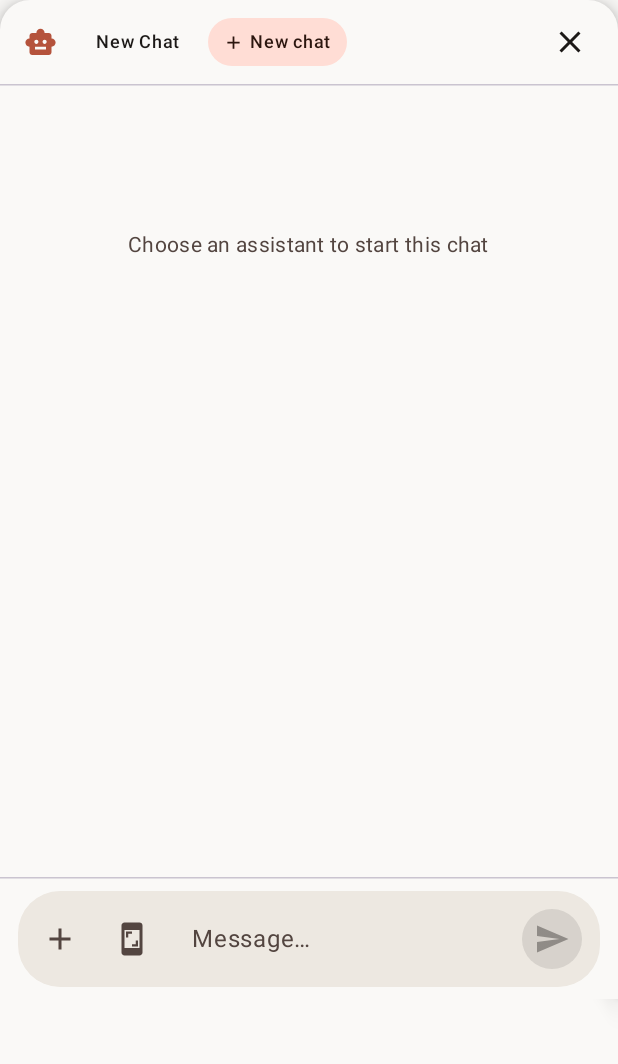
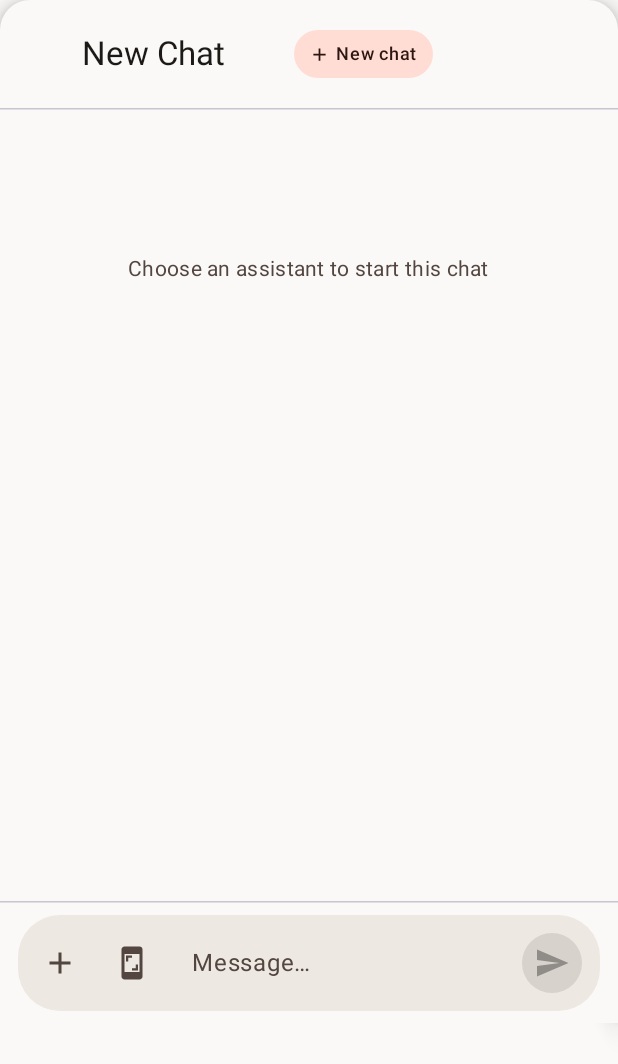
Before and after one commit to e-mad-ghub/uai, an Android app built with Jetpack Compose: the composable ChatPanel called with empty values, on a phone screen of 412 x 824 dp. Shown: the top 1064 px of the screen. Run offline under Robolectric (Android 15) with nearby library versions, the light colour scheme and no system bars.

Commit message:
impv: Improve chat experience - Implemented the double tap minimize

```diff
--- a/app/src/main/java/com/example/uai/MainActivity.kt
+++ b/app/src/main/java/com/example/uai/MainActivity.kt
@@ -270,6 +270,7 @@ class MainActivity : ComponentActivity() {
     private fun handleBubbleIntent(intent: Intent) {
         when (intent.action) {
             "com.example.uai.OPEN_CONVERSATION" -> {
+                FloatingBubbleService.suppressForForegroundApp(this)
                 intent.getStringExtra("conversationId")?.let { pendingOpenConversationId = it }
             }
         }
--- a/app/src/main/java/com/example/uai/ui/chat/ChatMessageList.kt
+++ b/app/src/main/java/com/example/uai/ui/chat/ChatMessageList.kt
@@ -165,6 +165,7 @@ fun ChatMessageList(
     modifier: Modifier = Modifier,
     messageThumbnails: Map<String, List<ImageBitmap>> = emptyMap(),
     onBackgroundDoubleTap: (() -> Unit)? = null,
+    onBackgroundLongPress: (() -> Unit)? = null,
     onMessageDoubleTap: (() -> Unit)? = null,
     contentPadding: PaddingValues = PaddingValues(12.dp),
     verticalSpacing: Dp = 6.dp,
@@ -189,10 +190,11 @@ fun ChatMessageList(
                 .fillMaxSize()
                 .nestedScroll(behavior.nestedScrollConnection)
                 .then(
-                    if (onBackgroundDoubleTap != null) {
+                    if (onBackgroundDoubleTap != null || onBackgroundLongPress != null) {
                         Modifier.combinedClickable(
                             onClick = {},
-                            onDoubleClick = onBackgroundDoubleTap
+                            onDoubleClick = onBackgroundDoubleTap,
+                            onLongClick = onBackgroundLongPress
                         )
                     } else {
                         Modifier
--- a/app/src/main/java/com/example/uai/ui/chat/ChatPanel.kt
+++ b/app/src/main/java/com/example/uai/ui/chat/ChatPanel.kt
@@ -10,10 +10,8 @@ import androidx.compose.foundation.text.KeyboardOptions
 import androidx.compose.material.icons.Icons
 import androidx.compose.material.icons.filled.Add
 import androidx.compose.material.icons.filled.ArrowDropDown
-import androidx.compose.material.icons.filled.CameraAlt
-import androidx.compose.material.icons.filled.Close
+import androidx.compose.material.icons.filled.Image
 import androidx.compose.material.icons.filled.OpenInFull
-import androidx.compose.material.icons.filled.SmartToy
 import androidx.compose.material3.*
 import androidx.compose.runtime.*
 import androidx.compose.ui.Alignment
@@ -35,6 +33,7 @@ import com.example.uai.R
 import com.example.uai.data.db.ConversationEntity
 import com.example.uai.data.db.MessageEntity
 import com.example.uai.data.model.AgentConfig
+import com.example.uai.data.model.canHandleImageRequests
 
 @Composable
 fun ChatPanel(
@@ -42,6 +41,7 @@ fun ChatPanel(
     inputText: String,
     isLoading: Boolean,
     agentName: String,
+    selectedAgentId: String?,
     hasSelectedAgent: Boolean,
     agents: List<AgentConfig>,
     conversations: List<ConversationEntity>,
@@ -53,7 +53,6 @@ fun ChatPanel(
     onInputChange: (String) -> Unit,
     onSend: (String) -> Unit,
     onStop: () -> Unit,
-    onClose: () -> Unit,
     onMinimize: () -> Unit,
     onOpenInApp: (() -> Unit)? = null,
     onAgentSelect: (AgentConfig) -> Unit,
@@ -95,71 +94,26 @@ fun ChatPanel(
                         modifier = Modifier
                             .fillMaxWidth()
                             .padding(horizontal = 16.dp, vertical = 12.dp),
-                        verticalAlignment = Alignment.CenterVertically
+                        verticalAlignment = Alignment.CenterVertically,
+                        horizontalArrangement = Arrangement.spacedBy(8.dp)
                     ) {
-                        Icon(
-                            Icons.Default.SmartToy,
-                            contentDescription = null,
-                            tint = MaterialTheme.colorScheme.primary,
-                            modifier = Modifier.size(22.dp)
-                        )
-                        Spacer(Modifier.width(8.dp))
-                        Box {
-                            Row(
-                                modifier = Modifier
-                                    .clickable(enabled = agents.isNotEmpty()) { agentDropdownExpanded = true },
-                                verticalAlignment = Alignment.CenterVertically
-                            ) {
-                                Text(agentName, style = MaterialTheme.typography.titleMedium)
-                                if (agents.isNotEmpty()) {
-                                    Icon(
-                                        Icons.Default.ArrowDropDown,
-                                        contentDescription = "Select agent",
-                                        modifier = Modifier.size(20.dp),
-                                        tint = MaterialTheme.colorScheme.onSurfaceVariant
-                                    )
-                                }
-                            }
-                            DropdownMenu(
-                                expanded = agentDropdownExpanded,
-                                onDismissRequest = { agentDropdownExpanded = false }
-                            ) {
-                                agents.forEach { agent ->
-                                    DropdownMenuItem(
-                                        text = { Text(agent.name) },
-                                        onClick = {
-                                            agentDropdownExpanded = false
-                                            onAgentSelect(agent)
-                                        },
-                                        leadingIcon = if (agent.name == agentName) ({
-                                            Icon(
-                                                Icons.Default.SmartToy,
-                                                contentDescription = null,
-                                                tint = MaterialTheme.colorScheme.primary,
-                                                modifier = Modifier.size(18.dp)
-                                            )
-                                        }) else null
-                                    )
-                                }
-                            }
-                        }
-                        Spacer(Modifier.width(8.dp))
-                        Box {
-                            Row(
-                                modifier = Modifier
-                                    .clip(RoundedCornerShape(16.dp))
-                                    .clickable(enabled = hasExistingConversations) {
+                        Box(modifier = Modifier.widthIn(max = 172.dp)) {
+                            TextButton(
+                                onClick = {
+                                    if (hasExistingConversations) {
                                         conversationDropdownExpanded = true
                                     }
-                                    .padding(horizontal = 10.dp, vertical = 6.dp),
-                                verticalAlignment = Alignment.CenterVertically
+                                },
+                                contentPadding = PaddingValues(horizontal = 0.dp, vertical = 0.dp),
+                                modifier = Modifier.fillMaxWidth()
                             ) {
                                 Text(
                                     text = currentConversationTitle,
-                                    style = MaterialTheme.typography.labelMedium,
+                                    style = MaterialTheme.typography.titleLarge,
+                                    color = MaterialTheme.colorScheme.onSurface,
                                     maxLines = 1,
                                     overflow = TextOverflow.Ellipsis,
-                                    modifier = Modifier.widthIn(max = 120.dp)
+                                    modifier = Modifier.weight(1f, fill = false)
                                 )
                                 if (hasExistingConversations) {
                                     Icon(
@@ -187,19 +141,14 @@ fun ChatPanel(
                                             conversationDropdownExpanded = false
                                             onConversationSelect(conversation.id)
                                         },
-                                        leadingIcon = if (conversation.id == currentConversationId) ({
-                                            Icon(
-                                                Icons.Default.SmartToy,
-                                                contentDescription = null,
-                                                tint = MaterialTheme.colorScheme.primary,
-                                                modifier = Modifier.size(18.dp)
-                                            )
+                                        trailingIcon = if (conversation.id == currentConversationId) ({
+                                            Text("✓", color = MaterialTheme.colorScheme.primary)
                                         }) else null
                                     )
                                 }
                             }
                         }
-                        Spacer(Modifier.width(8.dp))
+
                         FilledTonalButton(
                             onClick = onNewConversation,
                             contentPadding = PaddingValues(horizontal = 10.dp, vertical = 0.dp),
@@ -209,9 +158,72 @@ fun ChatPanel(
                             Spacer(Modifier.width(4.dp))
                             Text("New chat", style = MaterialTheme.typography.labelMedium)
                         }
+
                         Spacer(Modifier.weight(1f))
-                        IconButton(onClick = onClose, modifier = Modifier.size(32.dp)) {
-                            Icon(Icons.Default.Close, "Close")
+
+                        Box {
+                            TextButton(
+                                onClick = {
+                                    if (agents.isNotEmpty()) {
+                                        agentDropdownExpanded = true
+                                    }
+                                }
+                            ) {
+                                Text(
+                                    text = agentName,
+                                    style = MaterialTheme.typography.labelMedium,
+                                    color = MaterialTheme.colorScheme.primary,
+                                    maxLines = 1,
+                                    overflow = TextOverflow.Ellipsis,
+                                    modifier = Modifier.widthIn(max = 128.dp)
+                                )
+                                if (agents.isNotEmpty()) {
+                                    Icon(
+                                        Icons.Default.ArrowDropDown,
+                                        contentDescription = "Select assistant",
+                                        tint = MaterialTheme.colorScheme.primary
+                                    )
+                                }
+                            }
+                            DropdownMenu(
+                                expanded = agentDropdownExpanded,
+                                onDismissRequest = { agentDropdownExpanded = false }
+                            ) {
+                                agents.forEach { agent ->
+                                    DropdownMenuItem(
+                                        text = {
+                                            Column {
+                                                Row(
+                                                    verticalAlignment = Alignment.CenterVertically,
+                                                    horizontalArrangement = Arrangement.spacedBy(6.dp)
+                                                ) {
+                                                    Text(agent.name)
+                                                    if (agent.canHandleImageRequests()) {
+                                                        Icon(
+                                                            Icons.Default.Image,
+                                                            contentDescription = null,
+                                                            modifier = Modifier.size(14.dp),
+                                                            tint = MaterialTheme.colorScheme.primary
+                                                        )
+                                                    }
+                                                }
+                                                Text(
+                                                    "${agent.provider.displayName} · ${agent.model}",
+                                                    style = MaterialTheme.typography.bodySmall,
+                                                    color = MaterialTheme.colorScheme.onSurfaceVariant
+                                                )
+                                            }
+                                        },
+                                        onClick = {
+                                            agentDropdownExpanded = false
+                                            onAgentSelect(agent)
+                                        },
+                                        trailingIcon = if (agent.id == selectedAgentId) ({
+                                            Text("✓", color = MaterialTheme.colorScheme.primary)
+                                        }) else null
+                                    )
+                                }
+                            }
                         }
                     }
                     HorizontalDivider()
```
Also changed, not shown: app/src/main/java/com/example/uai/service/FloatingBubbleService.kt (+116 -15 lines), app/src/main/java/com/example/uai/ui/conversations/ConversationDetailScreen.kt (+52 -3 lines), 2 other files.
